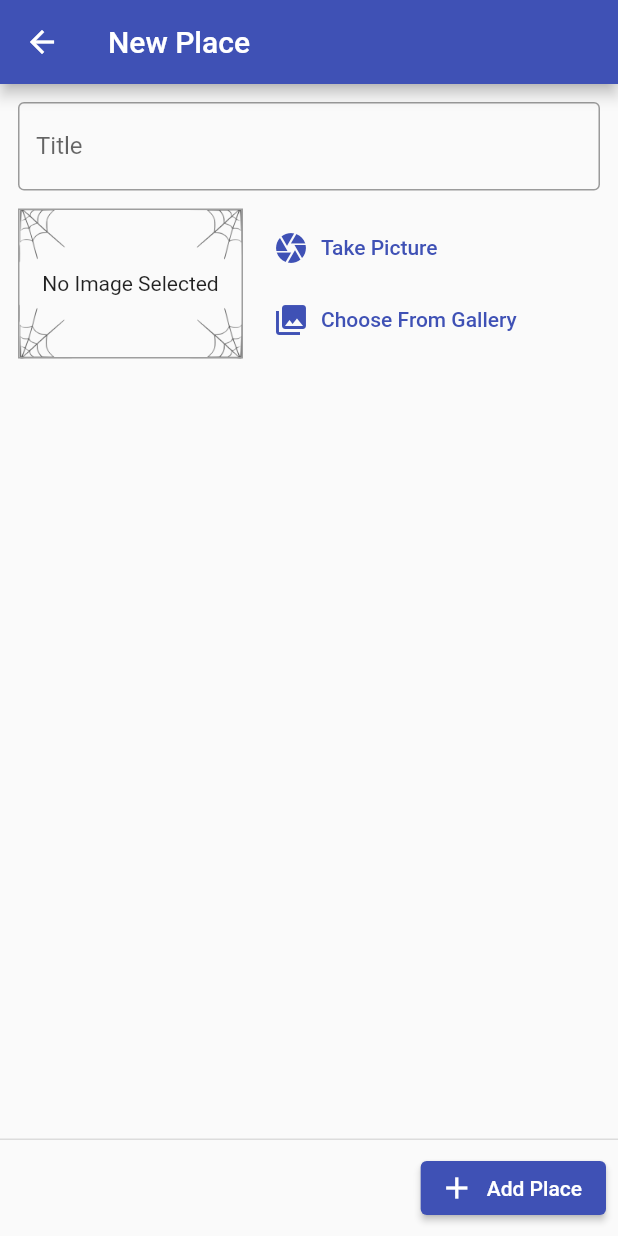
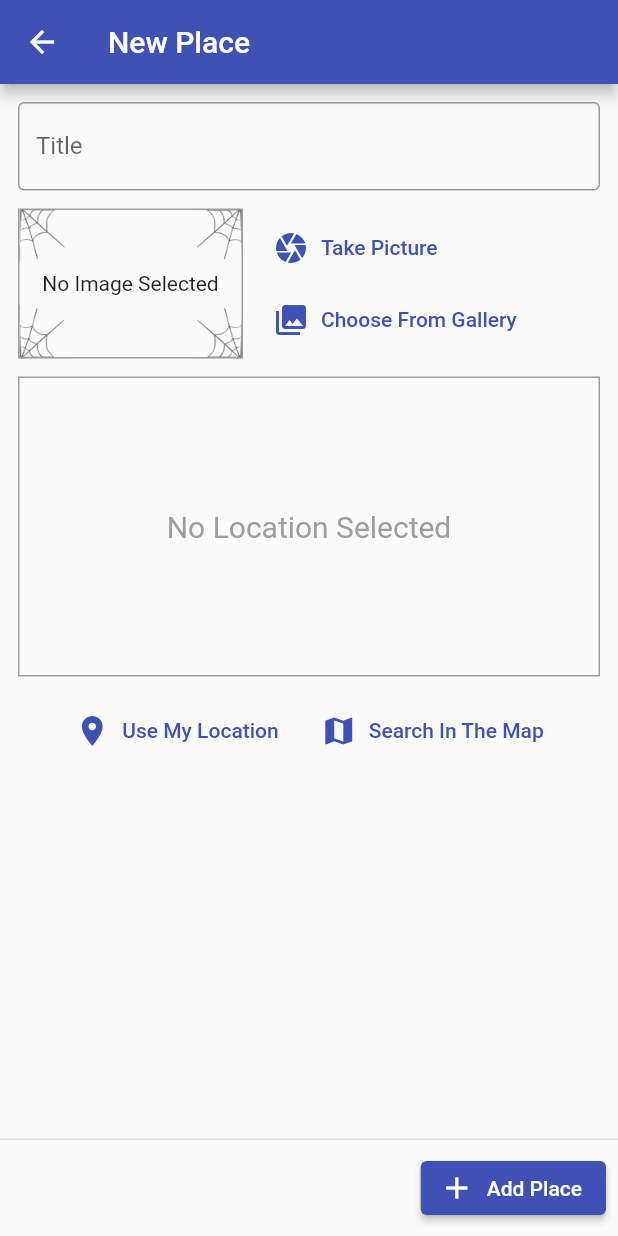
Before and after one commit to daviditco4/great-places-app, a Flutter app: the AddPlacePage screen opened by its route, on a phone screen of 412 x 824 dp. Run offline on Flutter 3.47's test engine with Material 2 defaults, Android fonts, the phone set to English and light mode, and no system bars; our stand-ins replace image_picker, sqflite; accounts and stored records are empty.

Commit message:
Add location picker in the add place page without logic

```diff
--- a/lib/pages/add/add_place_page.dart
+++ b/lib/pages/add/add_place_page.dart
@@ -4,7 +4,8 @@ import 'package:flutter/material.dart';
 import 'package:provider/provider.dart';
 
 import '../../models/places.dart';
-import '../../widgets/other/image_picker.dart';
+import '../../widgets/pickers/image_picker.dart';
+import '../../widgets/pickers/location_picker.dart';
 
 class AddPlacePage extends StatefulWidget {
   static const routeName = 'add-place';
@@ -65,6 +66,7 @@ class _AddPlacePageState extends State<AddPlacePage> {
               verticalSpace,
               ImagePicker(pickImgCallback: _getImage, paddingVal: paddingValue),
               verticalSpace,
+              const LocationPicker(paddingValue: paddingValue),
             ],
           ),
         ),
--- /dev/null
+++ b/lib/widgets/pickers/location_picker.dart
@@ -0,0 +1,53 @@
+import 'package:flutter/material.dart';
+
+class LocationPicker extends StatefulWidget {
+  const LocationPicker({required this.paddingValue});
+  final double paddingValue;
+  @override
+  _LocationPickerState createState() => _LocationPickerState();
+}
+
+class _LocationPickerState extends State<LocationPicker> {
+  String? _locationMapImageUrl;
+
+  @override
+  Widget build(BuildContext context) {
+    final space = SizedBox.fromSize(size: Size.square(widget.paddingValue));
+
+    return Column(
+      mainAxisSize: MainAxisSize.min,
+      children: [
+        Container(
+          width: double.infinity,
+          height: 200.0,
+          decoration: BoxDecoration(border: Border.all(color: Colors.grey)),
+          alignment: Alignment.center,
+          child: _locationMapImageUrl == null
+              ? const Text(
+                  'No Location Selected',
+                  style: TextStyle(color: Colors.grey, fontSize: 20.0),
+                  textAlign: TextAlign.center,
+                )
+              : Image.network(_locationMapImageUrl!, fit: BoxFit.cover),
+        ),
+        space,
+        Row(
+          mainAxisSize: MainAxisSize.min,
+          children: [
+            TextButton.icon(
+              icon: const Icon(Icons.location_on),
+              label: const Text('Use My Location'),
+              onPressed: () {},
+            ),
+            space,
+            TextButton.icon(
+              icon: const Icon(Icons.map),
+              label: const Text('Search In The Map'),
+              onPressed: () {},
+            ),
+          ],
+        ),
+      ],
+    );
+  }
+}
```
Also changed, not shown: lib/widgets/pickers/image_picker.dart (renamed from lib/widgets/other/image_picker.dart).
